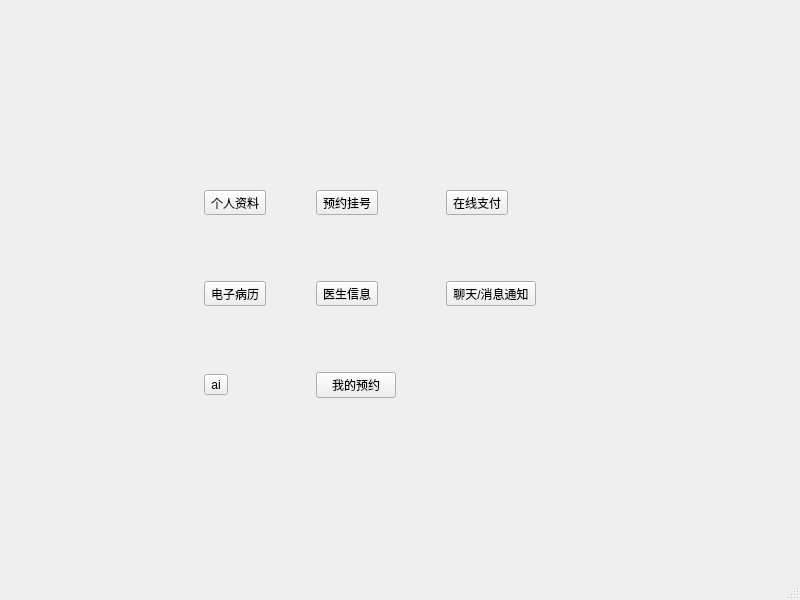
First picture: the form in PatientClient/mainwindow.ui, repository fengxuebailu/SmartMedicalProject, before the edit.
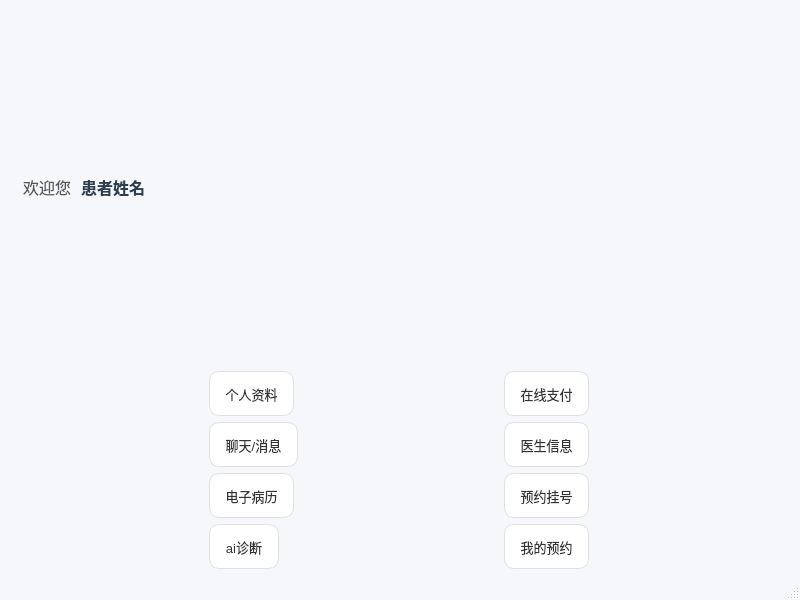
Second picture: the form after the edit. Icons and pictures are not drawn.

What changed in the file:
```diff
--- a/PatientClient/mainwindow.ui
+++ b/PatientClient/mainwindow.ui
@@ -13,42 +13,169 @@
   <property name="windowTitle">
    <string>MainWindow</string>
   </property>
+  <property name="styleSheet">
+   <string notr="true">/* ---- 主窗口样式 ---- */
+QMainWindow {
+    background-color: #f5f7fa; /* 设置一个柔和的浅灰色背景 */
+}
+
+/* ---- 欢迎语标签 ---- */
+QLabel#welcomeLabel {
+    font-size: 16px;
+    color: #555;
+    padding-left: 10px;
+}
+QLabel#patientNameLabel {
+    font-size: 16px;
+    font-weight: bold;
+    color: #2c3e50;
+}
+
+/* ---- 核心功能按钮 (预约挂号) ---- */
+QPushButton#mainAppointmentButton {
+    background-color: #3498db; /* 主题蓝色 */
+    color: white;
+    font-size: 20px;
+    font-weight: bold;
+    border: none;
+    border-radius: 12px; /* 圆角 */
+    padding: 10px;
+    margin: 15px;
+}
+QPushButton#mainAppointmentButton:hover {
+    background-color: #2980b9; /* 鼠标悬浮时颜色变深 */
+}
+QPushButton#mainAppointmentButton:pressed {
+    background-color: #1f618d; /* 鼠标按下时颜色再变深 */
+}
+
+/* ---- 次要功能网格按钮 (QToolButton) ---- */
+QToolButton {
+    background-color: white;
+    color: #333;
+    border: 1px solid #e0e0e0;
+    border-radius: 10px;
+    padding: 10px;
+    font-size: 13px;
+}
+QToolButton:hover {
+    background-color: #ecf5ff; /* 鼠标悬浮时淡蓝色背景 */
+    border: 1px solid #3498db;
+}
+QToolButton:pressed {
+    background-color: #d9ecff; /* 鼠标按下时 */
+}</string>
+  </property>
+  <property name="iconSize">
+   <size>
+    <width>48</width>
+    <height>48</height>
+   </size>
+  </property>
   <widget class="QWidget" name="centralwidget">
-   <widget class="QWidget" name="layoutWidget">
-    <property name="geometry">
-     <rect>
-      <x>160</x>
-      <y>130</y>
-      <width>421</width>
-      <height>331</height>
-     </rect>
-    </property>
+   <layout class="QVBoxLayout" name="verticalLayout">
+    <item>
+     <layout class="QHBoxLayout" name="horizontalLayout">
+      <item>
+       <widget class="QLabel" name="welcomeLabel">
+        <property name="text">
+         <string>欢迎您</string>
+        </property>
+       </widget>
+      </item>
+      <item>
+       <widget class="QLabel" name="patientNameLabel">
+        <property name="text">
+         <string>患者姓名</string>
+        </property>
+       </widget>
+      </item>
+      <item>
+       <spacer name="horizontalSpacer">
+        <property name="orientation">
+         <enum>Qt::Horizontal</enum>
+        </property>
+        <property name="sizeHint" stdset="0">
+         <size>
+          <width>40</width>
+          <height>20</height>
+         </size>
+        </property>
+       </spacer>
+      </item>
+     </layout>
+    </item>
+    <item>
     <layout class="QGridLayout" name="gridLayout">
-     <item row="0" column="0">
-      <widget class="QToolButton" name="patientInfoButton">
+      <item row="1" column="0">
+       <widget class="QToolButton" name="chatButton">
        <property name="text">
-        <string>个人资料</string>
+         <string>聊天/消息</string>
+        </property>
+        <property name="icon">
+         <iconset resource="patientclient.qrc">
+          <normaloff>:/icons/icon_home_chat.png</normaloff>:/icons/icon_home_chat.png</iconset>
+        </property>
+        <property name="iconSize">
+         <size>
+          <width>48</width>
+          <height>48</height>
+         </size>
+        </property>
+        <property name="toolButtonStyle">
+         <enum>Qt::ToolButtonTextUnderIcon</enum>
        </property>
       </widget>
      </item>
      <item row="0" column="1">
-      <widget class="QToolButton" name="consultationButton">
-       <property name="text">
-        <string>预约挂号</string>
-       </property>
-      </widget>
-     </item>
-     <item row="0" column="2">
       <widget class="QToolButton" name="paymentButton">
+        <property name="sizePolicy">
+         <sizepolicy hsizetype="Fixed" vsizetype="Fixed">
+          <horstretch>0</horstretch>
+          <verstretch>0</verstretch>
+         </sizepolicy>
+        </property>
        <property name="text">
         <string>在线支付</string>
        </property>
-      </widget>
-     </item>
-     <item row="1" column="0">
-      <widget class="QToolButton" name="emrButton">
+        <property name="icon">
+         <iconset resource="patientclient.qrc">
+          <normaloff>:/icons/icon_home_wallet.png</normaloff>:/icons/icon_home_wallet.png</iconset>
+        </property>
+        <property name="iconSize">
+         <size>
+          <width>48</width>
+          <height>48</height>
+         </size>
+        </property>
+        <property name="toolButtonStyle">
+         <enum>Qt::ToolButtonTextUnderIcon</enum>
+        </property>
+       </widget>
+      </item>
+      <item row="0" column="0">
+       <widget class="QToolButton" name="patientInfoButton">
+        <property name="sizePolicy">
+         <sizepolicy hsizetype="Fixed" vsizetype="Fixed">
+          <horstretch>0</horstretch>
+          <verstretch>0</verstretch>
+         </sizepolicy>
+        </property>
        <property name="text">
-        <string>电子病历</string>
+         <string>个人资料</string>
+        </property>
+        <property name="icon">
+         <iconset resource="patientclient.qrc">
+          <normaloff>:/icons/icon_home_psndt.png</normaloff>:/icons/icon_home_psndt.png</iconset>
+        </property>
+        <property name="iconSize">
+         <size>
+          <width>48</width>
+          <height>48</height>
+         </size>
+        </property>
+        <property name="toolButtonStyle">
+         <enum>Qt::ToolButtonTextUnderIcon</enum>
        </property>
       </widget>
      </item>
@@ -57,31 +184,104 @@
        <property name="text">
         <string>医生信息</string>
        </property>
-      </widget>
-     </item>
-     <item row="1" column="2">
-      <widget class="QToolButton" name="chatButton">
-       <property name="text">
-        <string>聊天/消息通知</string>
+        <property name="icon">
+         <iconset resource="patientclient.qrc">
+          <normaloff>:/icons/icon_home_doctor3.png</normaloff>:/icons/icon_home_doctor3.png</iconset>
+        </property>
+        <property name="iconSize">
+         <size>
+          <width>48</width>
+          <height>48</height>
+         </size>
+        </property>
+        <property name="toolButtonStyle">
+         <enum>Qt::ToolButtonTextUnderIcon</enum>
        </property>
       </widget>
      </item>
      <item row="2" column="0">
-      <widget class="QToolButton" name="medicationReminderButton_7">
+       <widget class="QToolButton" name="emrButton">
        <property name="text">
-        <string>ai</string>
-       </property>
-      </widget>
-     </item>
-     <item row="2" column="1">
-      <widget class="QPushButton" name="myAppointmentsButton">
+         <string>电子病历</string>
+        </property>
+        <property name="icon">
+         <iconset resource="patientclient.qrc">
+          <normaloff>:/icons/icon_home_mdcrcd.png</normaloff>:/icons/icon_home_mdcrcd.png</iconset>
+        </property>
+        <property name="iconSize">
+         <size>
+          <width>48</width>
+          <height>48</height>
+         </size>
+        </property>
+        <property name="toolButtonStyle">
+         <enum>Qt::ToolButtonTextUnderIcon</enum>
+        </property>
+       </widget>
+      </item>
+      <item row="3" column="0">
+       <widget class="QToolButton" name="aiButton">
+        <property name="text">
+         <string>ai诊断</string>
+        </property>
+        <property name="icon">
+         <iconset resource="patientclient.qrc">
+          <normaloff>:/icons/icon_home_ai1.png</normaloff>:/icons/icon_home_ai1.png</iconset>
+        </property>
+        <property name="iconSize">
+         <size>
+          <width>60</width>
+          <height>48</height>
+         </size>
+        </property>
+        <property name="toolButtonStyle">
+         <enum>Qt::ToolButtonTextUnderIcon</enum>
+        </property>
+       </widget>
+      </item>
+      <item row="3" column="1">
+       <widget class="QToolButton" name="myAppointmentsButton">
        <property name="text">
         <string>我的预约</string>
        </property>
-      </widget>
-     </item>
-    </layout>
-   </widget>
+        <property name="icon">
+         <iconset resource="patientclient.qrc">
+          <normaloff>:/icons/icon_home_list.png</normaloff>:/icons/icon_home_list.png</iconset>
+        </property>
+        <property name="iconSize">
+         <size>
+          <width>48</width>
+          <height>48</height>
+         </size>
+        </property>
+        <property name="toolButtonStyle">
+         <enum>Qt::ToolButtonTextUnderIcon</enum>
+        </property>
+       </widget>
+      </item>
+      <item row="2" column="1">
+       <widget class="QToolButton" name="consultationButton">
+        <property name="text">
+         <string>预约挂号</string>
+        </property>
+        <property name="icon">
+         <iconset resource="patientclient.qrc">
+          <normaloff>:/icons/icon_home_calender.png</normaloff>:/icons/icon_home_calender.png</iconset>
+        </property>
+        <property name="iconSize">
+         <size>
+          <width>48</width>
+          <height>48</height>
+         </size>
+        </property>
+        <property name="toolButtonStyle">
+         <enum>Qt::ToolButtonTextUnderIcon</enum>
+        </property>
+       </widget>
+      </item>
+     </layout>
+    </item>
+   </layout>
   </widget>
   <widget class="QMenuBar" name="menubar">
    <property name="geometry">
```
Left out of the diff: 4 changed lines with no effect on the pictures. Lines whose indentation alone changed are shown as unchanged.
